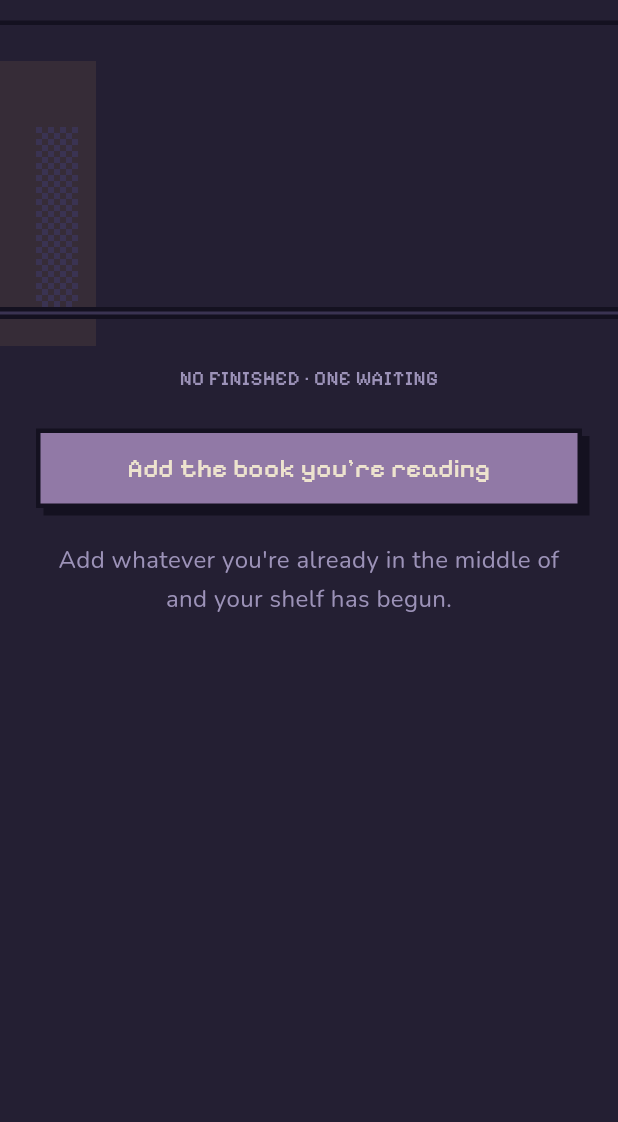
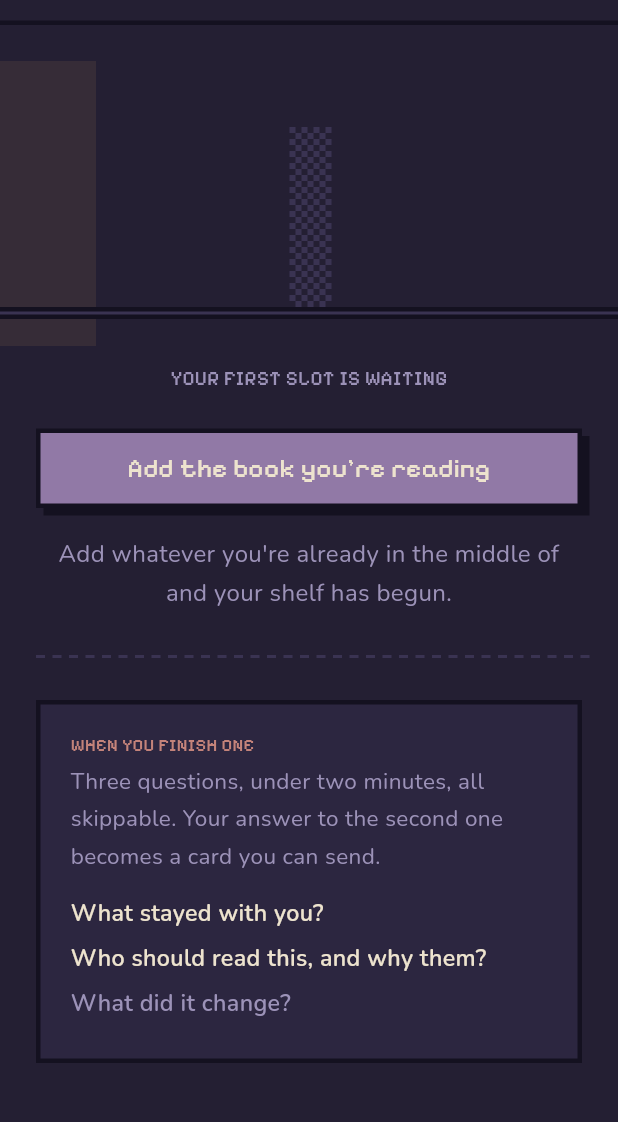
Before and after one commit to naperry2011/Afterword, a Flutter app: the OnboardingScreen screen opened by its route, after a tap on "Skip", on a phone screen of 412 x 824 dp, the part 59-1181 px from its top. Run offline on Flutter 3.47's test engine with Material 3 defaults, Android fonts, the phone set to English and light mode, and no system bars; our stand-ins replace cached_network_image, drift, drift_flutter, file_picker, flutter_riverpod, go_router and 1 more; accounts and stored records are empty; generated files the repository leaves out were written again.

Commit message:
First-run experience: onboarding illustrations and a designed empty shelf
Onboarding pages show a mini shelf, the three prompts, and a mini card,
built from the app's own widgets. The empty shelf centres its one slot,
reads 'Your first slot is waiting', and previews the finishing prompts.
Screenshot harness gains onboarding:N.

Co-Authored-By: Claude Fable 5.1 <noreply@anthropic.com>

```diff
--- a/lib/app/router.dart
+++ b/lib/app/router.dart
@@ -52,7 +52,12 @@ final routerProvider = Provider<GoRouter>((ref) {
           GoRoute(path: 'settings', builder: (_, _) => const SettingsScreen()),
         ],
       ),
-      GoRoute(path: '/onboarding', builder: (_, _) => const OnboardingScreen()),
+      GoRoute(
+        path: '/onboarding',
+        builder: (_, s) => OnboardingScreen(
+          initialPage: int.tryParse(s.uri.queryParameters['page'] ?? '') ?? 0,
+        ),
+      ),
     ],
   );
 });
--- a/lib/screens/shelf_screen.dart
+++ b/lib/screens/shelf_screen.dart
@@ -8,7 +8,9 @@ import '../data/repository.dart';
 import '../theme/text.dart';
 import '../theme/tokens.dart';
 import '../widgets/dashed_rule.dart';
+import '../data/prompts.dart';
 import '../widgets/pixel_button.dart';
+import '../widgets/pixel_panel.dart';
 import '../widgets/spine.dart';
 
 /// The home screen. Spines, then the empty slot. The empty slot is the pull.
@@ -76,7 +78,7 @@ class _ShelfBody extends StatelessWidget {
           ),
         ),
         if (entries.isEmpty) ...[
-          const SizedBox(height: 22),
+          const SizedBox(height: 18),
           Padding(
             padding: const EdgeInsets.symmetric(horizontal: 32),
             child: Text(
@@ -84,6 +86,14 @@ class _ShelfBody extends StatelessWidget {
               textAlign: TextAlign.center,
               style: body(size: 16, color: Tokens.dim),
             ),
+          ),
+          const Padding(
+            padding: EdgeInsets.symmetric(horizontal: 24),
+            child: DashedRule(margin: EdgeInsets.symmetric(vertical: 28)),
+          ),
+          const Padding(
+            padding: EdgeInsets.symmetric(horizontal: 24),
+            child: _WhenYouFinish(),
           ),
         ] else ...[
           const Padding(
@@ -98,8 +108,9 @@ class _ShelfBody extends StatelessWidget {
   }
 
   String _countLine(int finished, int reading) {
+    if (finished == 0 && reading == 0) return 'YOUR FIRST SLOT IS WAITING';
     final parts = <String>[
-      '${_word(finished)} FINISHED',
+      if (finished > 0) '${_word(finished)} FINISHED',
       if (reading > 0) '${_word(reading)} IN PROGRESS',
       'ONE WAITING',
     ];
@@ -164,7 +175,12 @@ class _ShelfRow extends StatelessWidget {
             child: ListView(
               scrollDirection: Axis.horizontal,
               padding: const EdgeInsets.symmetric(horizontal: 24),
+              // An empty shelf shows its one slot in the middle of the plank,
+              // not tucked in a corner.
               children: [
+                if (finished.isEmpty && reading.isEmpty && abandoned.isEmpty)
+                  SizedBox(
+                      width: (MediaQuery.sizeOf(context).width - 48 - 26) / 2),
                 for (final e in finished.reversed) ...[
                   Align(
                     alignment: Alignment.bottomCenter,
@@ -214,6 +230,40 @@ class _ShelfRow extends StatelessWidget {
               ],
             ),
           ),
+        ],
+      ),
+    );
+  }
+}
+
+/// Previews the finishing prompts so a new person knows what the shelf is
+/// for before they have finished anything.
+class _WhenYouFinish extends StatelessWidget {
+  const _WhenYouFinish();
+
+  @override
+  Widget build(BuildContext context) {
+    final prompts = promptsFor(SessionStatus.finished);
+    return PixelPanel(
+      shadow: false,
+      child: Column(
+        crossAxisAlignment: CrossAxisAlignment.start,
+        children: [
+          Text('WHEN YOU FINISH ONE', style: pix(size: 12, color: Tokens.rose)),
+          const SizedBox(height: 6),
+          Text('Three questions, under two minutes, all skippable. '
+              'Your answer to the second one becomes a card you can send.',
+              style: body(size: 15, color: Tokens.dim)),
+          const SizedBox(height: 12),
+          for (final p in prompts)
+            Padding(
+              padding: const EdgeInsets.only(bottom: 4),
+              child: Text(p.title,
+                  style: body(
+                      size: 15.5,
+                      weight: FontWeight.w600,
+                      color: p.optional ? Tokens.dim : Tokens.cream)),
+            ),
         ],
       ),
     );
```
Also changed, not shown: lib/data/seed.dart (+8 -2 lines), lib/screens/onboarding_screen.dart (+8 -6 lines), lib/widgets/onboarding_art.dart (added, +207 -0 lines), 1 other file.
